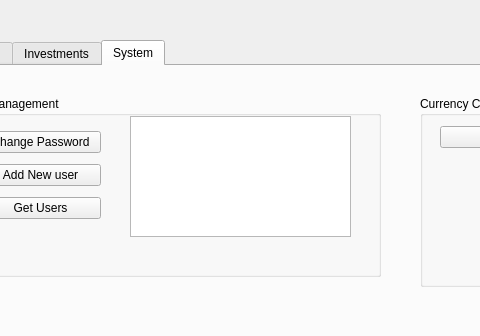
This is QTClient/Client/mainwindow.ui in ranadewa/WealthManager as Qt 5 draws it before an edit; both pictures show x 92 to 572 and y 0 to 336 of the 1042 by 683 pixel window. The edited form follows.
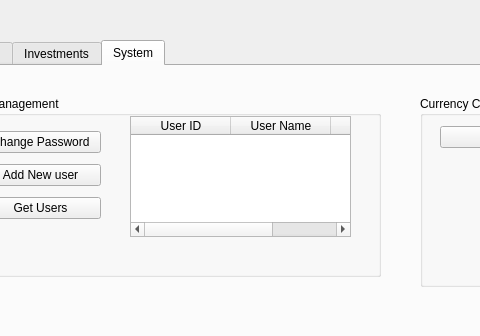
This is the edited form. The open tabs and pages were chosen to show the change.

Diff of the .ui file:
```diff
--- a/QTClient/Client/mainwindow.ui
+++ b/QTClient/Client/mainwindow.ui
@@ -332,6 +332,24 @@
          <height>121</height>
         </rect>
        </property>
+       <property name="rowCount">
+        <number>0</number>
+       </property>
+       <column>
+        <property name="text">
+         <string>User ID</string>
+        </property>
+       </column>
+       <column>
+        <property name="text">
+         <string>User Name</string>
+        </property>
+       </column>
+       <column>
+        <property name="text">
+         <string/>
+        </property>
+       </column>
       </widget>
      </widget>
      <widget class="QGroupBox" name="groupBox_7">
```
